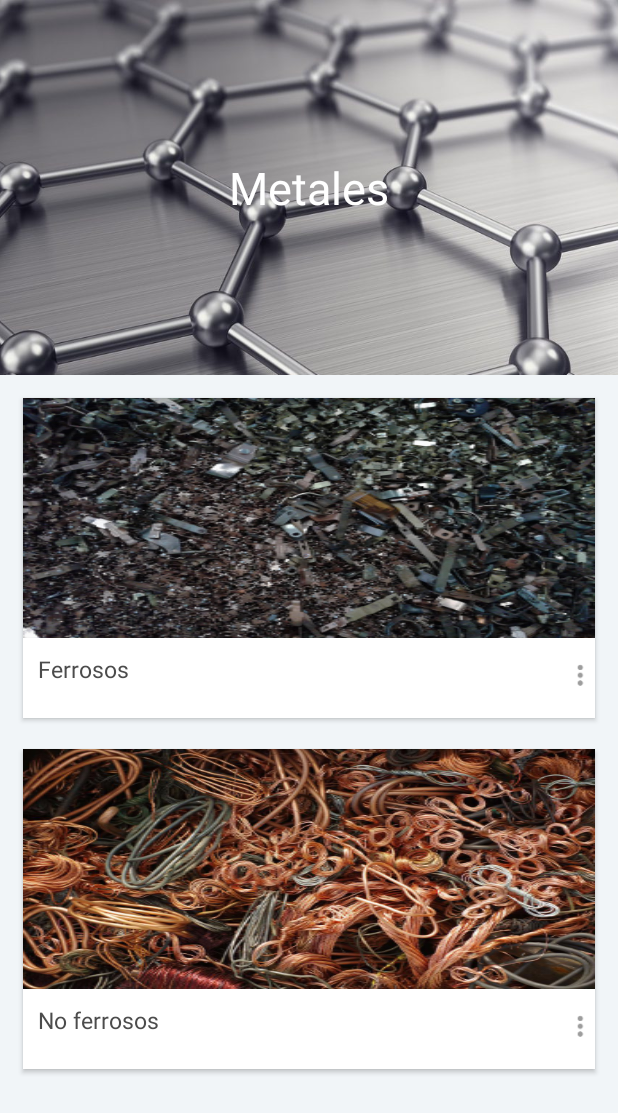
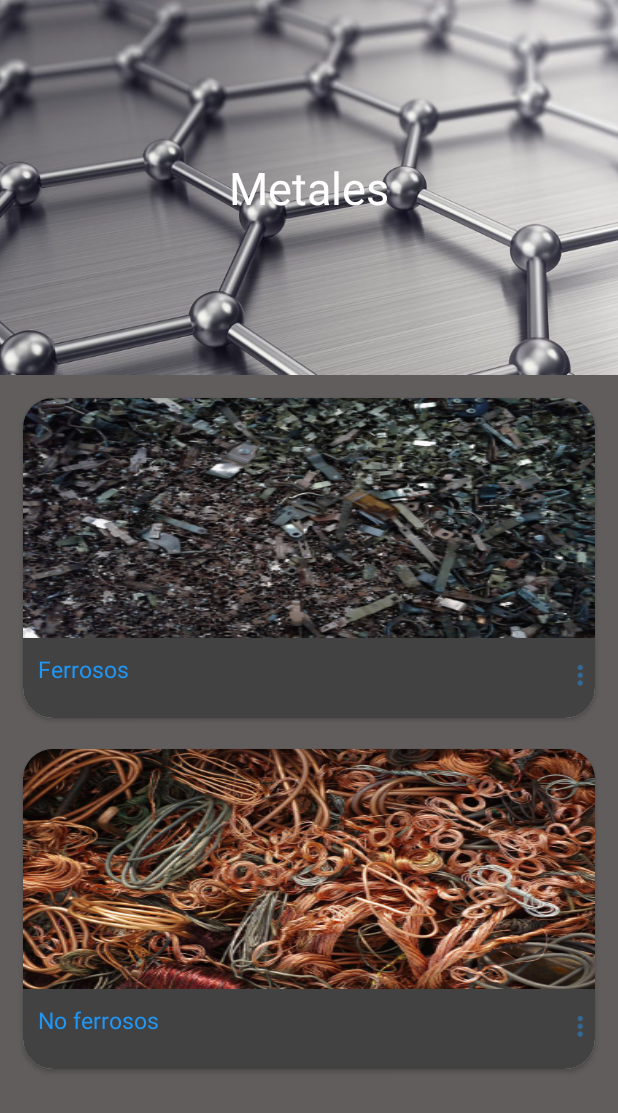
Before and after one commit to IvanSzkrabko/Carbono, an Android app: the screen it shows after launch (MainActivity), on a phone screen of 412 x 824 dp. Shown: the top 1113 px of the screen. Run offline under Robolectric (Android 15) with nearby library versions, the phone set to English and light mode, and no system bars.

Commit message:
Subo cambios de estilo

```diff
--- a/app/src/main/java/com/starkind/ivn/carbono/AlbumsAdapter.java
+++ b/app/src/main/java/com/starkind/ivn/carbono/AlbumsAdapter.java
@@ -36,50 +36,8 @@ public class AlbumsAdapter extends RecyclerView.Adapter<AlbumsAdapter.MyViewHold
             tag_imagen =  view.findViewById(R.id.tag_imagen);
             image = view.findViewById(R.id.image);
             overflow = view.findViewById(R.id.overflow);
-/*
-            view.setOnClickListener(new View.OnClickListener() {
-                @Override
-                public void onClick(View v) {
-                    //When item view is clicked, trigger the itemclicklistener
-                    //Because that itemclicklistener is indicated in MainActivity
-                    recyclerViewItemClickListener.onItemClick(v,position);
-                }
-            });
-            view.setOnLongClickListener(new View.OnLongClickListener() {
-                @Override
-                public boolean onLongClick(View v) {
-                    //When item view is clicked long, trigger the itemclicklistener
-                    //Because that itemclicklistener is indicated in MainActivity
-                    recyclerViewItemClickListener.onItemLongClick(v,position);
-                    return true;
-                }
-            });*/
-/*
-            image.setOnClickListener(new View.OnClickListener() {
-
-                @Override
-                public void onClick(View v) {
-                    Toast.makeText(mContext, "Click444", Toast.LENGTH_SHORT).show();
-                    ImageView iv = (ImageView) v;
-                    String pepe = v.getResources().getResourceName(v.getId());
-                    System.out.println(pepe);
-
-                    Context context = v.getContext();
-                    Intent intent = new Intent(context, ImageViewer.class);
-                    intent.setFlags(Intent.FLAG_ACTIVITY_NEW_TASK);
-                    intent.putExtra("album_clicked",(int)iv.getTag());
-                    context.startActivity(intent);
-                }
-            });*/
-
         }
     }
-
-    /*
-    //Set method of OnItemClickListener object
-    public void setOnItemClickListener(RecyclerViewItemClickListener recyclerViewItemClickListener){
-        this.recyclerViewItemClickListener=recyclerViewItemClickListener;
-    }*/
 
     AlbumsAdapter(Context mContext, List<Album> albumList) {
         this.mContext = mContext;
--- a/app/src/main/java/com/starkind/ivn/carbono/MainActivity.java
+++ b/app/src/main/java/com/starkind/ivn/carbono/MainActivity.java
@@ -28,7 +28,6 @@ public class MainActivity extends AppCompatActivity {
     private Repository repo;
     private String EXTRA_ALBUM_DESCRIPTION;
     private String EXTRA_ALBUM_COVER;
-    private Boolean expandir=false;
 
     @Override
     protected void onCreate(Bundle savedInstanceState) {
@@ -38,6 +37,7 @@ public class MainActivity extends AppCompatActivity {
         Toolbar toolbar = findViewById(R.id.toolbar);
         setSupportActionBar(toolbar);
         initCollapsingToolbar();
+
 
         getExtras();
         ((TextView)findViewById(R.id.backdrop_title)).setText(this.EXTRA_ALBUM_DESCRIPTION);
@@ -69,12 +69,12 @@ public class MainActivity extends AppCompatActivity {
         Bundle bundle = getIntent().getExtras();
         if (bundle != null) {
             this.EXTRA_ALBUM_DESCRIPTION = bundle.getString("EXTRA_ALBUM_DESCRIPTION","Metales");
-            this.EXTRA_ALBUM_COVER = bundle.getString("EXTRA_ALBUM_COVER","Metales");
+            this.EXTRA_ALBUM_COVER = bundle.getString("EXTRA_ALBUM_COVER",String.valueOf(R.drawable.index));
             //Toast.makeText(this, String.valueOf(EXTRA_ALBUM_COVER), Toast.LENGTH_SHORT).show();
         }else{
             this.EXTRA_ALBUM_DESCRIPTION = "Metales";
             this.EXTRA_ALBUM_COVER = String.valueOf(R.drawable.index);
-        }
+            }
     }
 
     /**
--- a/app/src/main/java/com/starkind/ivn/carbono/Repository.java
+++ b/app/src/main/java/com/starkind/ivn/carbono/Repository.java
@@ -29,7 +29,7 @@ public class Repository {
         albumList.add(inclusion);
         Album soldadura_defectuosa = new Album("Soldadura Multipasada Defectuosa", "Acero Inoxidable", covers[7]);
         albumList.add(soldadura_defectuosa);
-        Album soldadura_zac = new Album("Soldadura ZAC", "Acero Alta Aleacion", covers[3], new ArrayList<>(Arrays.asList(baja_aleacion,falla_forjado)));
+        Album soldadura_zac = new Album("Soldadura ZAC", "Acero Alta Aleacion", covers[3]);
         albumList.add(soldadura_zac);
         Album estructura_de_bandas = new Album("Estructura en Banda", "Acero Alta Aleacion", covers[4]);
         albumList.add(estructura_de_bandas);
@@ -37,21 +37,21 @@ public class Repository {
         albumList.add(tt_defectuoso);
         Album tt_normalizado = new Album("Falla Normalizado", "Acero Alta Aleacion", covers[6]);
         albumList.add(tt_normalizado);
-        Album AceroAA = new Album("Aceros Alta Aleacion","",R.drawable.fondo,new ArrayList<>(Arrays.asList(falla_forjado,soldadura_zac,estructura_de_bandas,tt_normalizado)));
+        Album AceroAA = new Album("Aceros Alta Aleacion","",R.drawable.xalta_aleacion,new ArrayList<>(Arrays.asList(falla_forjado,soldadura_zac,estructura_de_bandas,tt_normalizado)));
         albumList.add(AceroAA);
-        Album AceroBA = new Album("Aceros Baja Aleacion","",R.drawable.fondo,new ArrayList<>(Arrays.asList(baja_aleacion,tt_defectuoso)));
+        Album AceroBA = new Album("Aceros Baja Aleacion","",R.drawable.xbaja_aleacion,new ArrayList<>(Arrays.asList(baja_aleacion,tt_defectuoso)));
         albumList.add(AceroBA);
-        Album AceroInox = new Album("Acero Inoxidable","",R.drawable.fondo,new ArrayList<>(Arrays.asList(inclusion,soldadura_defectuosa)));
+        Album AceroInox = new Album("Acero Inoxidable","",R.drawable.xinoxidable,new ArrayList<>(Arrays.asList(inclusion,soldadura_defectuosa)));
         albumList.add(AceroInox);
-        Album Aceros = new Album("Aceros","",R.drawable.fondo,new ArrayList<>(Arrays.asList(AceroBA,AceroAA,AceroInox)));
+        Album Aceros = new Album("Aceros","",R.drawable.xaceros,new ArrayList<>(Arrays.asList(AceroBA,AceroAA,AceroInox)));
         albumList.add(Aceros);
-        Album FundicionGris = new Album("Fundicion Gris","",R.drawable.fondo);
+        Album FundicionGris = new Album("Fundicion Gris","",R.drawable.xfund_gris);
         albumList.add(FundicionGris);
-        Album FundicionNodular = new Album("Fundicion Nodular","",R.drawable.fondo);
+        Album FundicionNodular = new Album("Fundicion Nodular","",R.drawable.xfund_nodular);
         albumList.add(FundicionNodular);
-        Album FundicionBlanca = new Album("Fundicion Blanca","",R.drawable.fondo);
+        Album FundicionBlanca = new Album("Fundicion Blanca","",R.drawable.xfund_blanca);
         albumList.add(FundicionBlanca);
-        Album Fundicion = new Album("Fundicion","",R.drawable.fondo,new ArrayList<>(Arrays.asList(FundicionGris,FundicionNodular,FundicionBlanca)));
+        Album Fundicion = new Album("Fundicion","",R.drawable.xfundicion,new ArrayList<>(Arrays.asList(FundicionGris,FundicionNodular,FundicionBlanca)));
         albumList.add(Fundicion);
         Album ferrosos = new Album("Ferrosos","",R.drawable.ferroso,new ArrayList<>(Arrays.asList(Aceros,Fundicion)));
         albumList.add(ferrosos);
--- a/app/src/main/res/layout/activity_main.xml
+++ b/app/src/main/res/layout/activity_main.xml
@@ -4,7 +4,7 @@
     android:id="@+id/main_content"
     android:layout_width="match_parent"
     android:layout_height="match_parent"
-    android:background="@android:color/white"
+    android:background="@color/cardview_dark_background2"
     android:fitsSystemWindows="true">
 
     <android.support.design.widget.AppBarLayout
--- a/app/src/main/res/layout/album_card.xml
+++ b/app/src/main/res/layout/album_card.xml
@@ -14,7 +14,8 @@
 
         <RelativeLayout
             android:layout_width="match_parent"
-            android:layout_height="match_parent">
+            android:layout_height="match_parent"
+            android:background="@color/cardview_dark_background">
 
             <ImageView
                 android:id="@+id/image"
@@ -64,7 +65,9 @@
                 android:layout_below="@id/image"
                 android:layout_marginTop="@dimen/ic_album_overflow_margin_top"
                 android:scaleType="centerCrop"
-                android:src="@drawable/ic_dots" />
+                android:src="@drawable/ic_dots"
+                android:tint="@color/album_title"
+                />
 
         </RelativeLayout>
 
--- a/app/src/main/res/layout/image_viewer.xml
+++ b/app/src/main/res/layout/image_viewer.xml
@@ -2,6 +2,7 @@
 <android.support.constraint.ConstraintLayout xmlns:android="http://schemas.android.com/apk/res/android"
     android:layout_width="match_parent"
     android:layout_height="match_parent"
+    android:background="@color/cardview_dark_background"
     xmlns:app="http://schemas.android.com/apk/res-auto">
 
 
--- a/app/src/main/res/values/colors.xml
+++ b/app/src/main/res/values/colors.xml
@@ -3,7 +3,8 @@
     <color name="colorPrimary">#26416D</color>
     <color name="colorPrimaryDark">#26416D</color>
     <color name="colorAccent">#3A558C</color>
-    <color name="viewBg">#f1f5f8</color>
-    <color name="album_title">#4c4c4c</color>
+    <color name="viewBg">#004C4C4C</color>
+    <color name="album_title">#2196F3</color>
     <color name="white">#ffffff</color>
+    <color name="cardview_dark_background2">#615D5D</color>
 </resources>
--- a/app/src/main/res/values/dimens.xml
+++ b/app/src/main/res/values/dimens.xml
@@ -8,7 +8,7 @@
     <dimen name="backdrop_title">30dp</dimen>
     <dimen name="backdrop_subtitle">18dp</dimen>
     <dimen name="card_margin">5dp</dimen>
-    <dimen name="card_album_radius">0dp</dimen>
+    <dimen name="card_album_radius">20dp</dimen>
     <dimen name="album_cover_height">160dp</dimen>
     <dimen name="album_title_padding">10dp</dimen>
     <dimen name="album_title">15dp</dimen>
--- a/app/src/main/res/values/styles.xml
+++ b/app/src/main/res/values/styles.xml
@@ -14,5 +14,4 @@
         <item name="android:windowBackground">@drawable/launch_screen</item>
         <!-- Optional, on Android 5+ you can modify the colorPrimaryDark color to match the windowBackground color for further branding-->
     </style>
-
 </resources>
```
Also changed, not shown: app/src/main/res/drawable/xaceros.jpg (added), app/src/main/res/drawable/xalta_aleacion.jpg (added), app/src/main/res/drawable/xbaja_aleacion.jpg (added), app/src/main/res/drawable/xfund_blanca.jpg (added), app/src/main/res/drawable/xfund_gris.jpg (added), app/src/main/res/drawable/xfund_nodular.jpg (added), app/src/main/res/drawable/xfundicion.jpg (added), app/src/main/res/drawable/xinoxidable.jpg (added).
